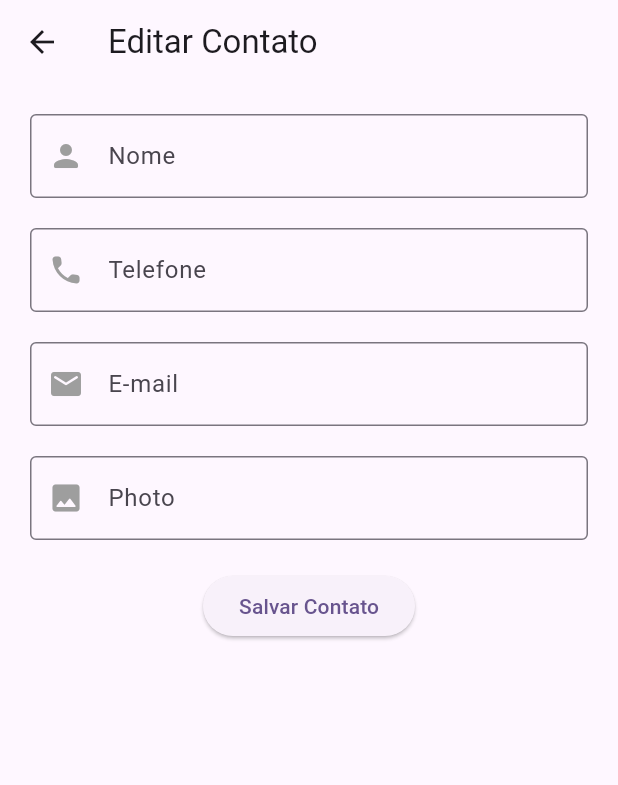
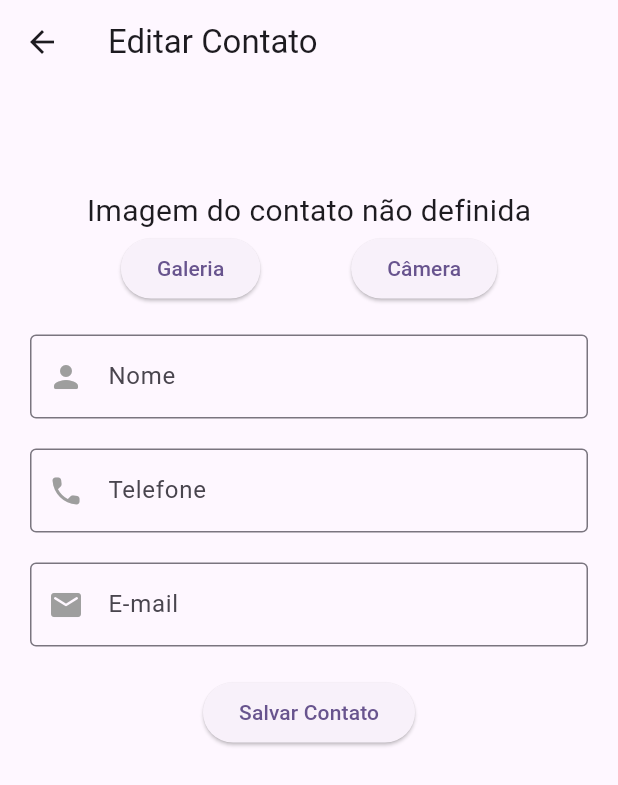
Before and after one commit to marxelo/contacts-app, a Flutter app: the FormPage screen opened directly, on a phone screen of 412 x 824 dp. Shown: the top 785 px of the screen. Run offline on Flutter 3.47's test engine with Material 2 defaults, Android fonts, the light colour scheme and no system bars; our stand-ins replace image_picker, sqflite; accounts and stored records are empty.

Commit message:
wip: save contact image

```diff
--- a/lib/database_helper.dart
+++ b/lib/database_helper.dart
@@ -2,6 +2,7 @@ import 'package:sqflite/sqflite.dart';
 import "package:path/path.dart";
 
 class DatabaseHelper {
+
   static Future<Database> _openDatabase() async {
     final databasePath = await getDatabasesPath();
     final path = join(databasePath, 'contacts_app.db');
--- a/lib/form_page.dart
+++ b/lib/form_page.dart
@@ -1,4 +1,8 @@
+import 'dart:io';
+
+import 'package:contacts_app/utils.dart';
 import 'package:flutter/material.dart';
+import 'package:image_picker/image_picker.dart';
 import 'database_helper.dart';
 
 const double sizedBoxHeight = 20;
@@ -17,6 +21,15 @@ class _FormPageState extends State<FormPage> {
   final _phoneController = TextEditingController();
   final _emailController = TextEditingController();
   final _photoController = TextEditingController();
+
+  late Future<File> imageFile;
+  late Image image;
+  // late DBHelper dbHelper;
+  // late List<Photo> images;
+  File? imagePicked;
+  XFile? imageTSave;
+  late String imageString = '';
+  Map<String, dynamic>? data2;
 
   String? validateEmail(String? email) {
     RegExp emailRegex = RegExp(r'^[\w\.-]+@[\w-]+\.\w{2,3}(\.\w{2,3})?$');
@@ -39,13 +52,30 @@ class _FormPageState extends State<FormPage> {
       _phoneController.text = data['phone'];
       _emailController.text = data['email'];
       _photoController.text = data['photo'];
+      data2 = data;
+      // imagePicked = data['photo'];
+      print('imagem: ${data["photo"]}');
+      // setState(() {});
     }
+  }
+
+  _pickImage(ImageSource source) {
+    ImagePicker()
+        .pickImage(source: source, maxHeight: 256, maxWidth: 256)
+        .then((imgFile) async {
+      String imgString = Utils.base64String(await imgFile!.readAsBytes());
+
+      imagePicked = File(imgFile.path);
+      imageString = imgString;
+      // refreshImages();
+      setState(() {});
+    });
   }
 
   @override
   void initState() {
+    super.initState();
     fetchData();
-    super.initState();
   }
 
   void _updateData(BuildContext context) async {
@@ -66,7 +96,7 @@ class _FormPageState extends State<FormPage> {
     final name = _nameController.text;
     final phone = _phoneController.text;
     final email = _emailController.text;
-    final photo = _photoController.text;
+    final photo = imageString;
 
     await DatabaseHelper.insertContact(name, phone, email, photo);
 
@@ -82,8 +112,29 @@ class _FormPageState extends State<FormPage> {
     super.dispose();
   }
 
+  Widget getWidget() {
+    if (widget.contactId == null && imagePicked != null) {
+      return Image.file(
+        imagePicked!,
+        height: 150,
+        width: 150,
+        fit: BoxFit.cover,
+      );
+    } else if (widget.contactId != null && data2 != null) {
+      return Utils.imageFromBase64String(data2?['photo'] ?? "");
+    } else {
+      return const Text(
+        'Imagem do contato não definida',
+        style: TextStyle(
+          fontSize: 20,
+        ),
+      );
+    }
+  }
+
   @override
   Widget build(BuildContext context) {
+
     return Scaffold(
       appBar: AppBar(
         title: const Text('Editar Contato'),
@@ -94,8 +145,38 @@ class _FormPageState extends State<FormPage> {
           key: _formKey,
           child: SingleChildScrollView(
             child: Column(
-              mainAxisAlignment: MainAxisAlignment.center,
+              mainAxisAlignment: MainAxisAlignment.end,
               children: <Widget>[
+                const SizedBox(
+                  height: 50,
+                ),
+                ClipRRect(
+                    // aki
+                    borderRadius: BorderRadius.circular(10000),
+                    child: getWidget()),
+                Row(
+                  mainAxisAlignment: MainAxisAlignment.spaceEvenly,
+                  children: [
+                    ElevatedButton(
+                      onPressed: () {
+                        _pickImage(ImageSource.gallery);
+                        // _pickImageFromGallery(ImageSource.gallery);
+                        print('Pick from Gallery');
+                      },
+                      child: const Text('Galeria'),
+                    ),
+                    ElevatedButton(
+                      onPressed: () {
+                        _pickImage(ImageSource.camera);
+                        print('pick from Camera');
+                      },
+                      child: const Text('Câmera'),
+                    ),
+                  ],
+                ),
+                const SizedBox(
+                  height: sizedBoxHeight,
+                ),
                 TextFormField(
                   controller: _nameController,
                   decoration: InputDecoration(
@@ -163,25 +244,25 @@ class _FormPageState extends State<FormPage> {
                   autovalidateMode: AutovalidateMode.onUserInteraction,
                 ),
                 const SizedBox(height: sizedBoxHeight),
-                TextFormField(
-                  controller: _photoController,
-                  decoration: InputDecoration(
-                    hintText: 'Photo',
-                    border: const OutlineInputBorder(),
-                    prefixIcon: const Icon(Icons.photo_rounded),
-                    prefixIconColor: MaterialStateColor.resolveWith(
-                        (Set<MaterialState> states) {
-                      if (states.contains(MaterialState.focused)) {
-                        return Colors.green;
-                      }
-                      if (states.contains(MaterialState.error)) {
-                        return Colors.red;
-                      }
-                      return Colors.grey;
-                    }),
-                  ),
-                ),
-                const SizedBox(height: sizedBoxHeight),
+                // TextFormField(
+                //   controller: _photoController,
+                //   decoration: InputDecoration(
+                //     hintText: 'Photo',
+                //     border: const OutlineInputBorder(),
+                //     prefixIcon: const Icon(Icons.photo_rounded),
+                //     prefixIconColor: MaterialStateColor.resolveWith(
+                //         (Set<MaterialState> states) {
+                //       if (states.contains(MaterialState.focused)) {
+                //         return Colors.green;
+                //       }
+                //       if (states.contains(MaterialState.error)) {
+                //         return Colors.red;
+                //       }
+                //       return Colors.grey;
+                //     }),
+                //   ),
+                // ),
+                // const SizedBox(height: sizedBoxHeight),
                 ElevatedButton(
                   onPressed: () {
                     if (widget.contactId != null) {
--- a/pubspec.yaml
+++ b/pubspec.yaml
@@ -36,6 +36,11 @@ dependencies:
   # Use with the CupertinoIcons class for iOS style icons.
   cupertino_icons: ^1.0.2
   sqflite: ^2.3.0
+  path_provider: ^2.1.1
+  async:
+  io: ^1.0.4
+  shared_preferences: ^2.0.15
+  image_picker: ^1.0.4
 
 dev_dependencies:
   flutter_test:
```
Also changed, not shown: lib/utils.dart (added, +24 -0 lines), pubspec.lock, 5 other files.
